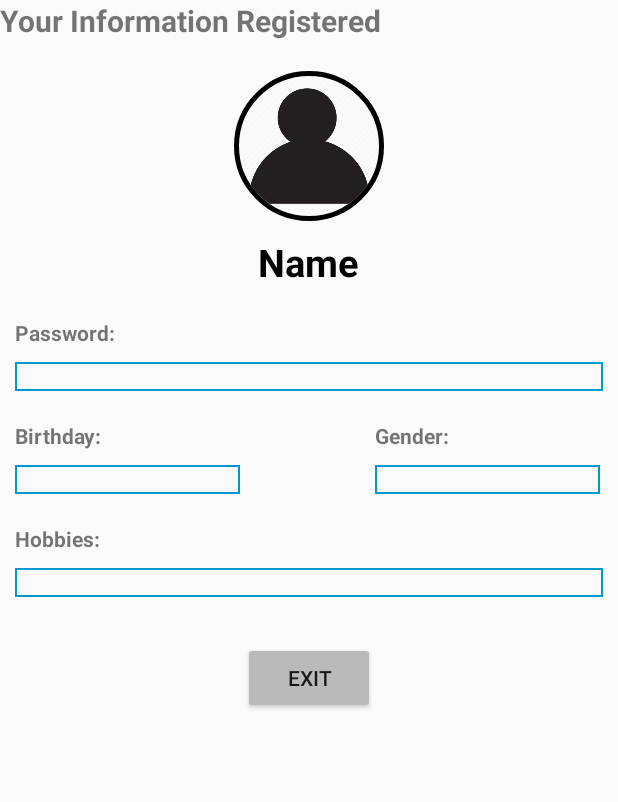
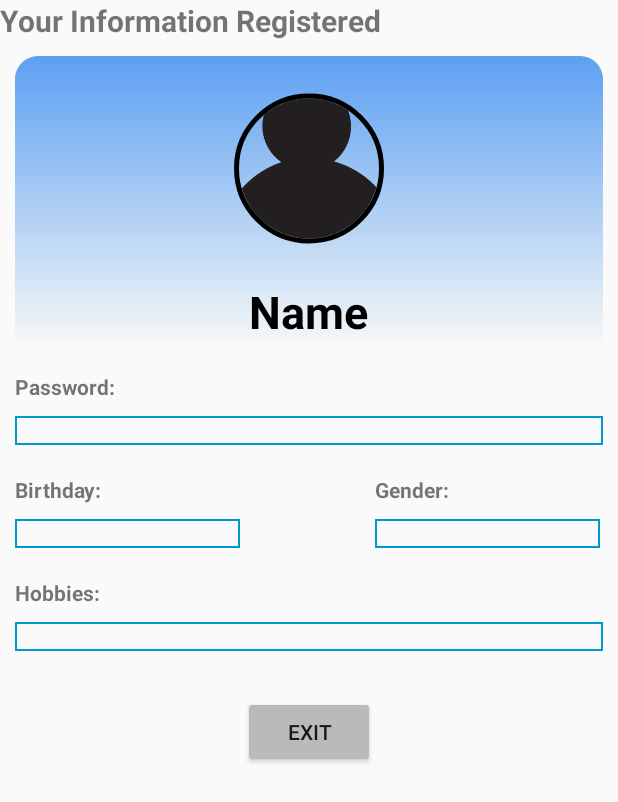
Before and after one commit to team-404-hcmus/404_Mobile, an Android app: the layout activity_resultform.xml on its own in the app's theme, with its tools: preview values and no code run, on a phone screen of 412 x 824 dp. Shown: the top 802 px of the screen. Run offline under Robolectric (Android 15) with nearby library versions, the light colour scheme and no system bars.

Commit message:
background gradient

```diff
--- a/HW03/app/src/main/AndroidManifest.xml
+++ b/HW03/app/src/main/AndroidManifest.xml
@@ -11,7 +11,8 @@
         android:theme="@style/Theme.HW03">
         <activity
             android:name=".resultform"
-            android:exported="false" />
+            android:exported="false"
+            android:theme="@style/Theme.AppCompat.Light.NoActionBar"/>
         <activity
             android:name=".registerform"
             android:exported="true">
--- /dev/null
+++ b/HW03/app/src/main/res/drawable/result_background.xml
@@ -0,0 +1,14 @@
+<?xml version="1.0" encoding="utf-8"?>
+<shape xmlns:android="http://schemas.android.com/apk/res/android">
+    <solid android:color="#FFFFFF"/>
+
+
+    <gradient
+        android:startColor="#f5f7f6"
+        android:endColor="#5ca0f2"
+        android:angle="90"/>
+
+    <corners
+        android:topLeftRadius="15dp"
+        android:topRightRadius="15dp"/>
+</shape>
--- a/HW03/app/src/main/res/layout/activity_resultform.xml
+++ b/HW03/app/src/main/res/layout/activity_resultform.xml
@@ -17,11 +17,12 @@
         android:layout_width="match_parent"
         android:layout_height="wrap_content"
         android:orientation="vertical"
-        android:layout_margin="10dp">
+        android:layout_margin="10dp"
+        android:background="@drawable/result_background">
         <de.hdodenhof.circleimageview.CircleImageView
-            android:layout_margin="10dp"
+
             android:layout_width="100dp"
-            android:layout_height="100dp"
+            android:layout_height="150dp"
             android:layout_gravity="center"
             android:src="@drawable/avatar"
             app:civ_border_color="@color/black"
@@ -35,7 +36,7 @@
             android:layout_gravity="center"
             android:textStyle="bold"
             android:textColor="@color/black"
-            android:textSize="25dp"
+            android:textSize="30dp"
            />
     </LinearLayout>
     <LinearLayout
```
